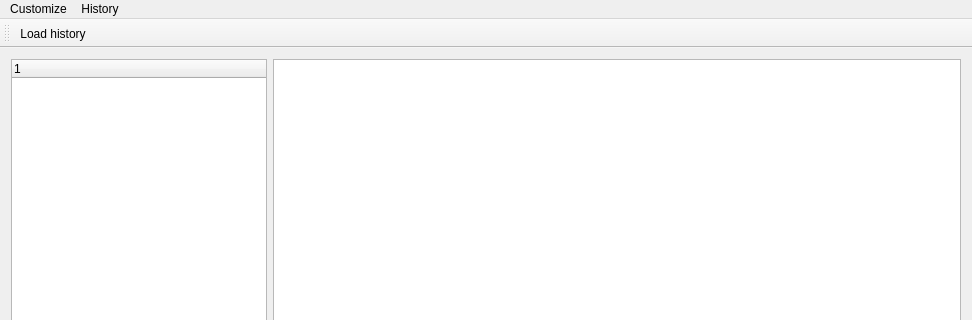
Above: gui/chatwindow.ui from hansfilipelo/ChattY before the change; both pictures show x 0 to 972 and y 0 to 320 of the 972 by 793 pixel window. Below: the same form after it.
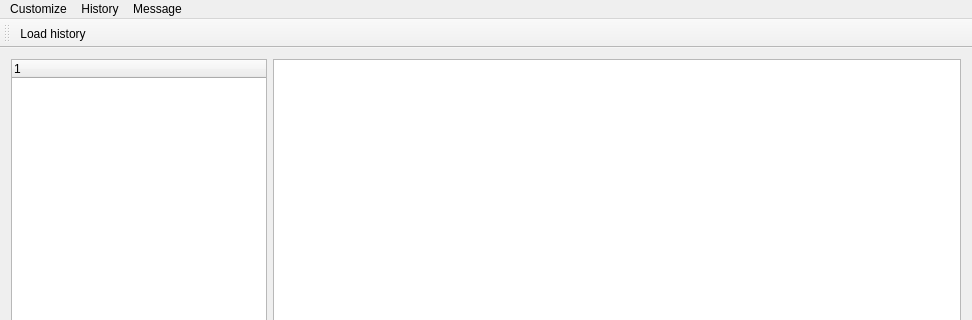
That is the form after the change. Icons and pictures are not drawn.

Commit message: Added up arrow command to load latest written message

```diff
--- a/gui/chatwindow.ui
+++ b/gui/chatwindow.ui
@@ -72,7 +72,7 @@
      <x>0</x>
      <y>0</y>
      <width>972</width>
-     <height>23</height>
+     <height>22</height>
     </rect>
    </property>
    <widget class="QMenu" name="menuCustomize">
@@ -123,8 +123,15 @@
     </property>
     <addaction name="actionLoad_history"/>
    </widget>
+   <widget class="QMenu" name="menuMessage">
+    <property name="title">
+     <string>Message</string>
+    </property>
+    <addaction name="actionPrevious_message"/>
+   </widget>
    <addaction name="menuCustomize"/>
    <addaction name="menuHistory"/>
+   <addaction name="menuMessage"/>
   </widget>
   <widget class="QToolBar" name="mainToolBar">
    <attribute name="toolBarArea">
```
Left out of the diff: 8 changed lines with no effect on the pictures. The commit also changes 2 other files.
